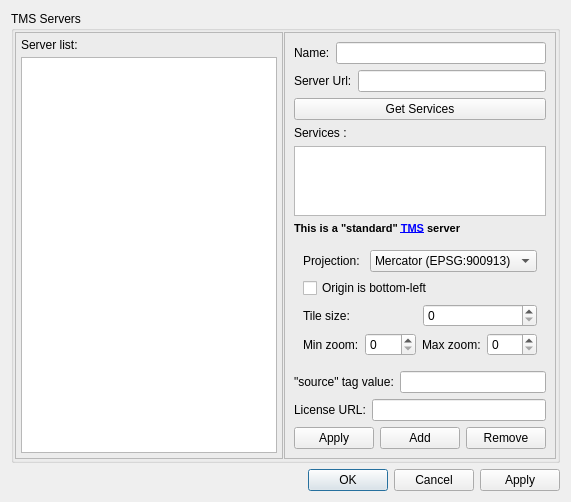
Old version of the form src/Preferences/TMSPreferencesDialog.ui in the repository openstreetmap/merkaartor.
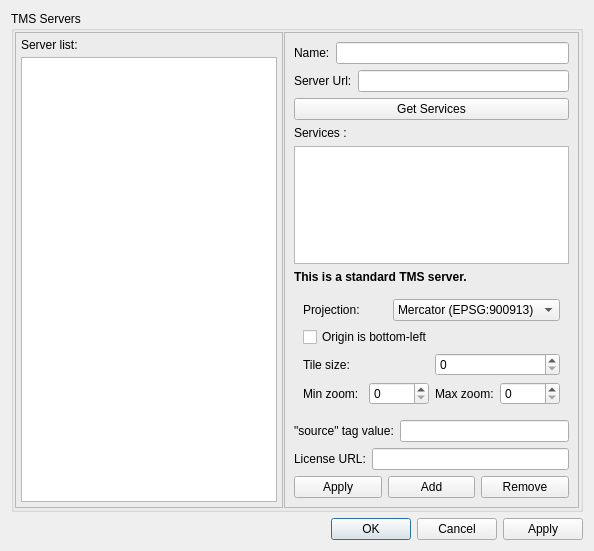
New version of the form.

Commit message:
Removed the huge HTML blobs from UI strings.
They were not that useful, and mess in translations. I replaced them
with good alternatives.

What changed in the file:
```diff
--- a/src/Preferences/TMSPreferencesDialog.ui
+++ b/src/Preferences/TMSPreferencesDialog.ui
@@ -6,8 +6,8 @@
    <rect>
     <x>0</x>
     <y>0</y>
-    <width>550</width>
-    <height>489</height>
+    <width>594</width>
+    <height>551</height>
    </rect>
   </property>
   <property name="windowTitle">
@@ -139,12 +139,11 @@
             </item>
             <item>
              <widget class="QLabel" name="label_6">
+              <property name="styleSheet">
+               <string notr="true">QLabel { font-weight: bold; }</string>
+              </property>
               <property name="text">
-               <string>&lt;!DOCTYPE HTML PUBLIC &quot;-//W3C//DTD HTML 4.0//EN&quot; &quot;http://www.w3.org/TR/REC-html40/strict.dtd&quot;&gt;
-&lt;html&gt;&lt;head&gt;&lt;meta name=&quot;qrichtext&quot; content=&quot;1&quot; /&gt;&lt;style type=&quot;text/css&quot;&gt;
-p, li { white-space: pre-wrap; }
-&lt;/style&gt;&lt;/head&gt;&lt;body style=&quot; font-family:'MS Shell Dlg 2'; font-size:8.25pt; font-weight:400; font-style:normal;&quot;&gt;
-&lt;p style=&quot; margin-top:0px; margin-bottom:0px; margin-left:0px; margin-right:0px; -qt-block-indent:0; text-indent:0px;&quot;&gt;&lt;span style=&quot; font-size:8pt; font-weight:600;&quot;&gt;This is a &amp;quot;standard&amp;quot; &lt;a href=&quot;http://wiki.osgeo.org/wiki/Tile_Map_Service_Specification&quot;&gt;TMS&lt;/a&gt; server&lt;/span&gt;&lt;/p&gt;&lt;/body&gt;&lt;/html&gt;</string>
+               <string>This is a standard TMS server.</string>
               </property>
              </widget>
             </item>
```
The commit also changes 3 other files.
